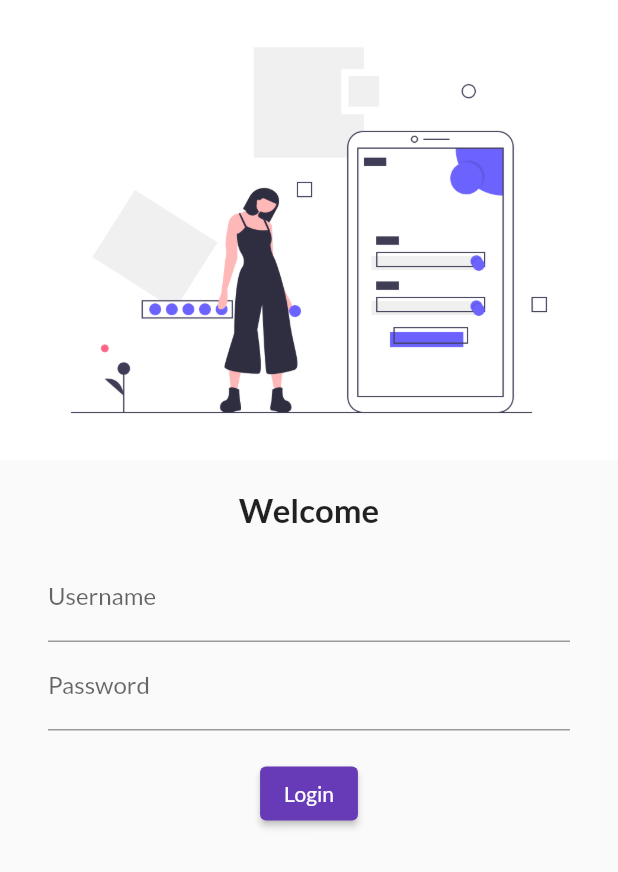
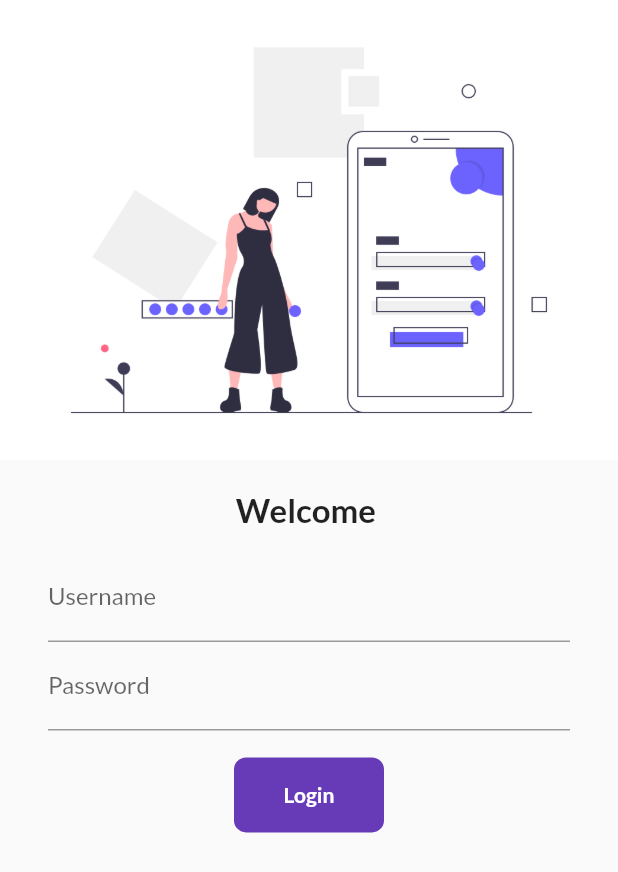
Before and after one commit to 0xmatriksh/learn-flutter, a Flutter app: the screen it shows after launch, on a phone screen of 412 x 824 dp. Shown: the top 872 px of the screen. Run offline on Flutter 3.47's test engine with Material 2 defaults, Android fonts, the phone set to English and light mode, and no system bars; our stand-ins replace google_fonts.

Commit message:
Button Animation

```diff
--- a/lib/pages/login_page.dart
+++ b/lib/pages/login_page.dart
@@ -1,46 +1,92 @@
 import 'package:flutter/material.dart';
 
-class LoginPage extends StatelessWidget {
+class LoginPage extends StatefulWidget {
+  @override
+  _LoginPageState createState() => _LoginPageState();
+}
+
+class _LoginPageState extends State<LoginPage> {
+  String name = '';
+  bool changeButton = false;
+  bool changeIcon = false;
   @override
   Widget build(BuildContext context) {
     return Material(
-      child: Column(children: [
-        Image.asset('assets/images/login_image.png',fit:BoxFit.contain),
-        SizedBox(height:20.0),
-        Text('Welcome',
+        child: SingleChildScrollView(
+            child: Column(
+            children: [
+              Image.asset('assets/images/login_image.png', fit: BoxFit.contain),
+              SizedBox(height: 20.0),
+              Text(
+                'Welcome $name',
                 style: TextStyle(
                   fontSize: 22.0,
                   fontWeight: FontWeight.bold,
                 ),
               ),
               Padding(
-          padding: const EdgeInsets.symmetric(horizontal: 32.0, vertical: 16.0),
+                padding:
+                    const EdgeInsets.symmetric(horizontal: 32.0, vertical: 16.0),
                 child: Column(
                   children: [
                     TextFormField(
-                decoration : InputDecoration(
+                      decoration: InputDecoration(
                         hintText: 'Enter username',
                         labelText: 'Username',
                       ),
+                      onChanged: (value) {
+                        setState(() {
+                          name = value;
+                        });
+                      },
                     ),
                     TextFormField(
-                decoration : InputDecoration(
+                      decoration: InputDecoration(
                         hintText: 'Enter password',
                         labelText: 'Password',
                       ),
                       obscureText: true,
                     ),
-              SizedBox(height:18.0),
-              ElevatedButton(
-                onPressed: () {},
-                child: Text(
-                  'Login'
-                ))
+                    SizedBox(height: 18.0),
+                    InkWell(
+                      onTap: () async {
+
+                        setState(() {
+                          changeButton = true;
+                        });
+                        await Future.delayed(Duration(seconds:1));
+                        setState(() {
+                          changeIcon = true;
+                        });
+                        await Future.delayed(Duration(seconds:2));
+                        Navigator.pushNamed(context, '/');
+                      },
+                       child: AnimatedContainer(
+                        duration: Duration(seconds: 1),
+                        height: 50,
+                        width: changeButton? 50 :100,
+                        child:changeIcon ? Icon(
+                          Icons.done,
+                          color: Colors.greenAccent[400],
+                        )
+                        :Text('Login',
+                          style:TextStyle(
+                            fontWeight: FontWeight.bold,
+                            color:Colors.white,
+                          ) ,),
+                        alignment: Alignment.center,
+                        decoration: BoxDecoration(
+                          color:Colors.deepPurple,
+                          borderRadius: BorderRadius.circular(8),
+                        ),
+                      ),
+                    )
                   ],
                 ),
               ),
-
-      ],),
+            ],
+          ),
+        ),
     );
   }
 }
--- /dev/null
+++ b/lib/utils/routes.dart
@@ -0,0 +1,4 @@
+class MyRoutes {
+  static String homeRoute = '/home';
+  static String loginRoute = '/login';
+}
```
Lines whose indentation alone changed are shown as unchanged.
